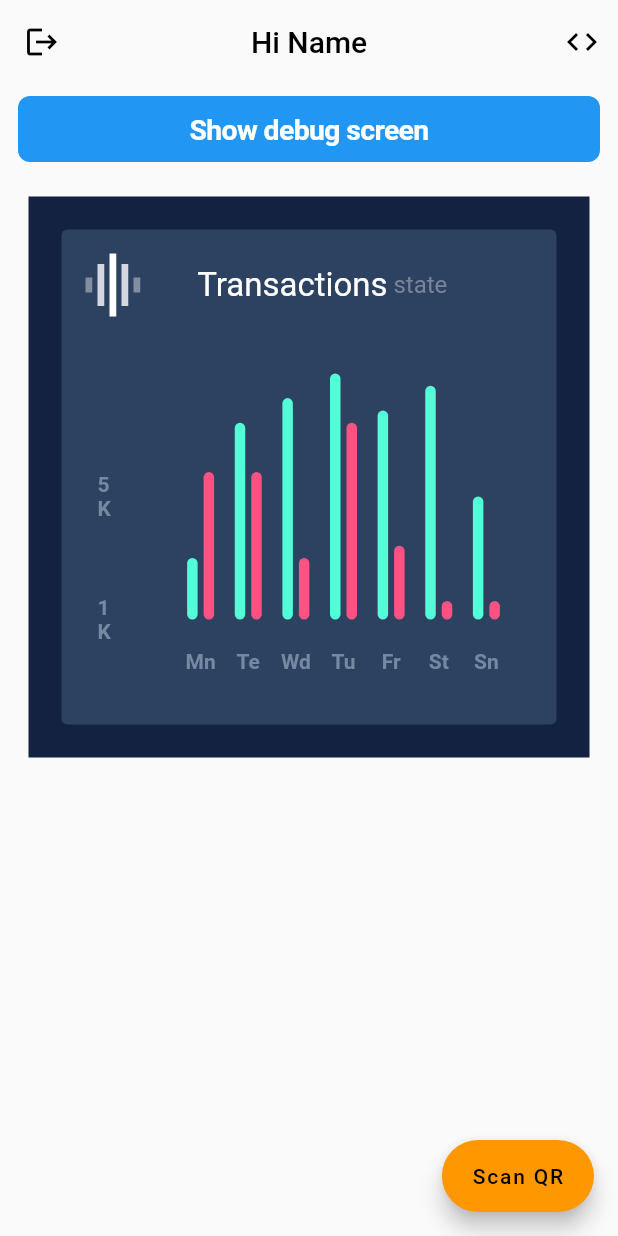
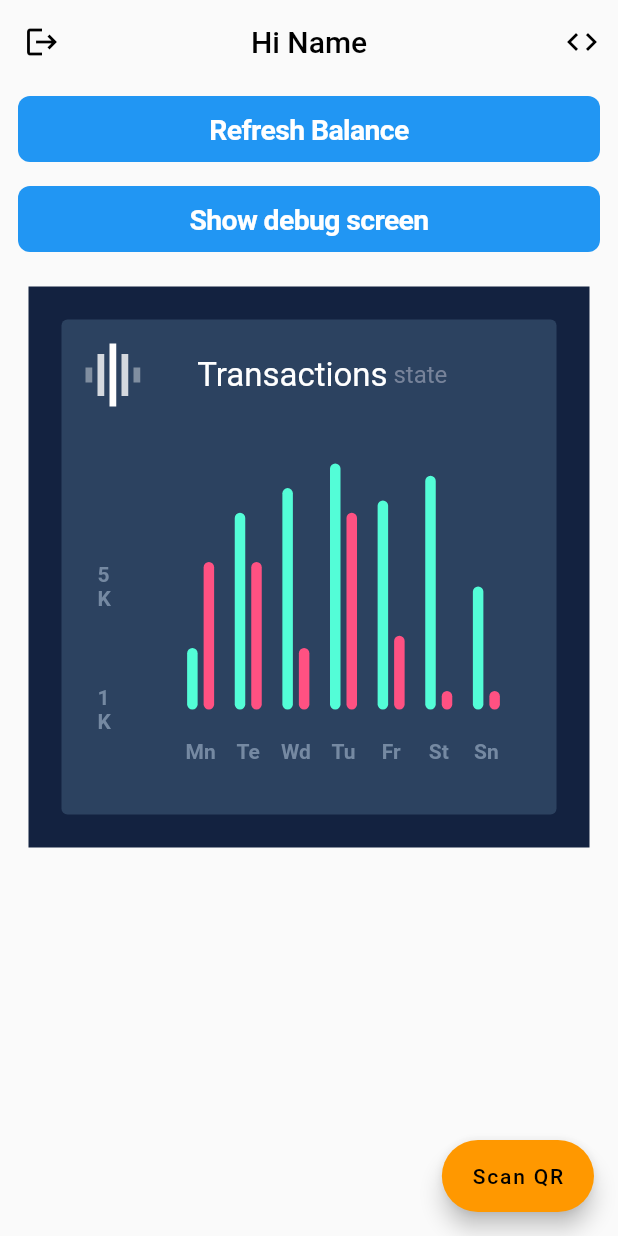
Before and after one commit to dipinarora9/zeta-hackathon, a Flutter app: the ChildHomepageScreen screen opened by its route, on a phone screen of 412 x 824 dp. Run offline on Flutter 3.47's test engine with Material 2 defaults, Android fonts, the phone set to English and light mode, and no system bars; drawn by our look-alikes of fl_chart; our stand-ins replace cloud_firestore, cloud_functions, firebase_auth, firebase_core, firebase_dynamic_links, firebase_messaging and 4 more; missing offline and left inert: flutter_barcode_scanner; accounts and stored records are empty.

Commit message:
added refresh button

```diff
--- a/app/lib/screens/child_homepage.dart
+++ b/app/lib/screens/child_homepage.dart
@@ -33,10 +33,15 @@ class ChildHomepageScreen extends StatelessWidget {
           icon: Icon(Icons.code),
         )
       ],
-      body: Column(
+      body: SingleChildScrollView(
+        child: Column(
           children: [
             if (childHomepageController.child != null)
               BalanceWidget(child: childHomepageController.child!),
+            CustomButton(
+              onPressed: () => childHomepageController.fetchChildDetails(),
+              text: 'Refresh Balance',
+            ),
             CustomButton(
               onPressed: () =>
                   Navigator.of(context).pushNamed(Routes.debugScreen),
@@ -44,6 +49,7 @@ class ChildHomepageScreen extends StatelessWidget {
             ),
             AnalyticsWidget(),
           ],
+        ),
       ),
       floatingActionButton: FloatingActionButton.extended(
         onPressed: () async {
--- a/app/lib/screens/homepage.dart
+++ b/app/lib/screens/homepage.dart
@@ -55,6 +55,11 @@ class HomepageScreen extends StatelessWidget {
               AnalyticsWidget(),
               CustomButton(
                 onPressed: () =>
+                    context.read<ParentHomepageController>().fetchChildren(),
+                text: 'Refresh Children',
+              ),
+              CustomButton(
+                onPressed: () =>
                     Navigator.of(context).pushNamed(Routes.debugScreen),
                 text: 'Show debug screen',
               ),
```
Lines whose indentation alone changed are shown as unchanged.
